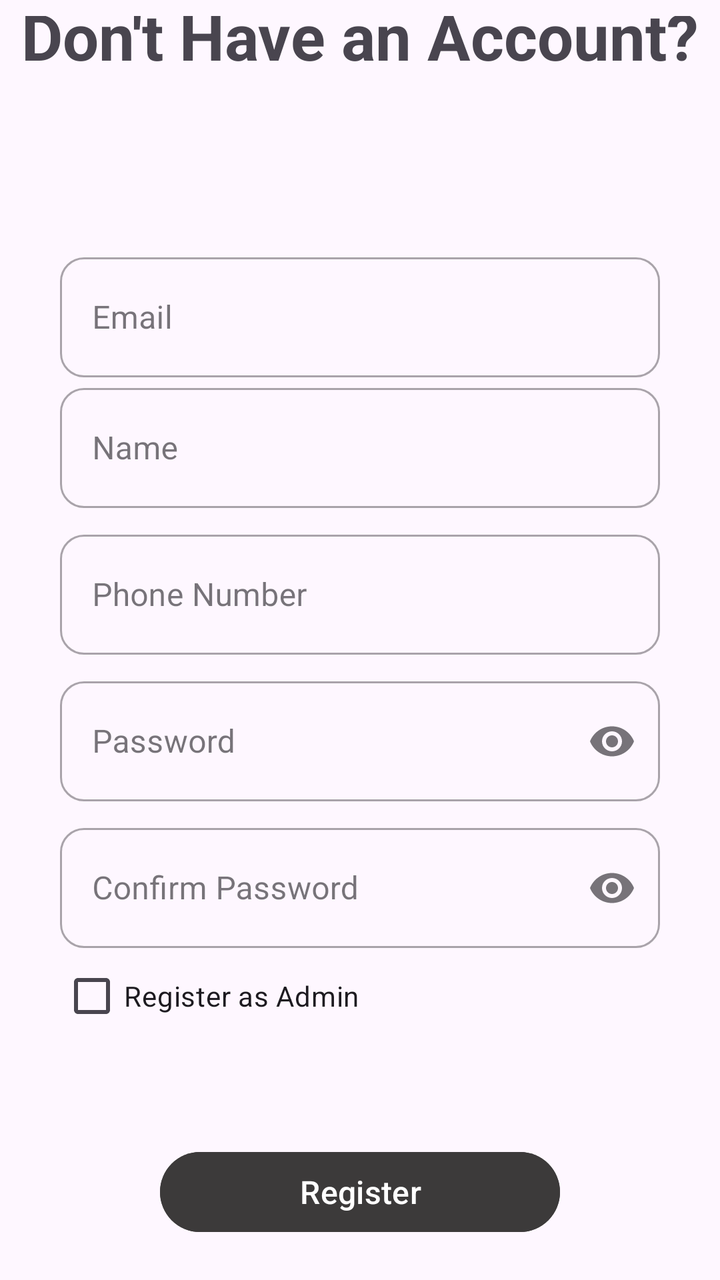
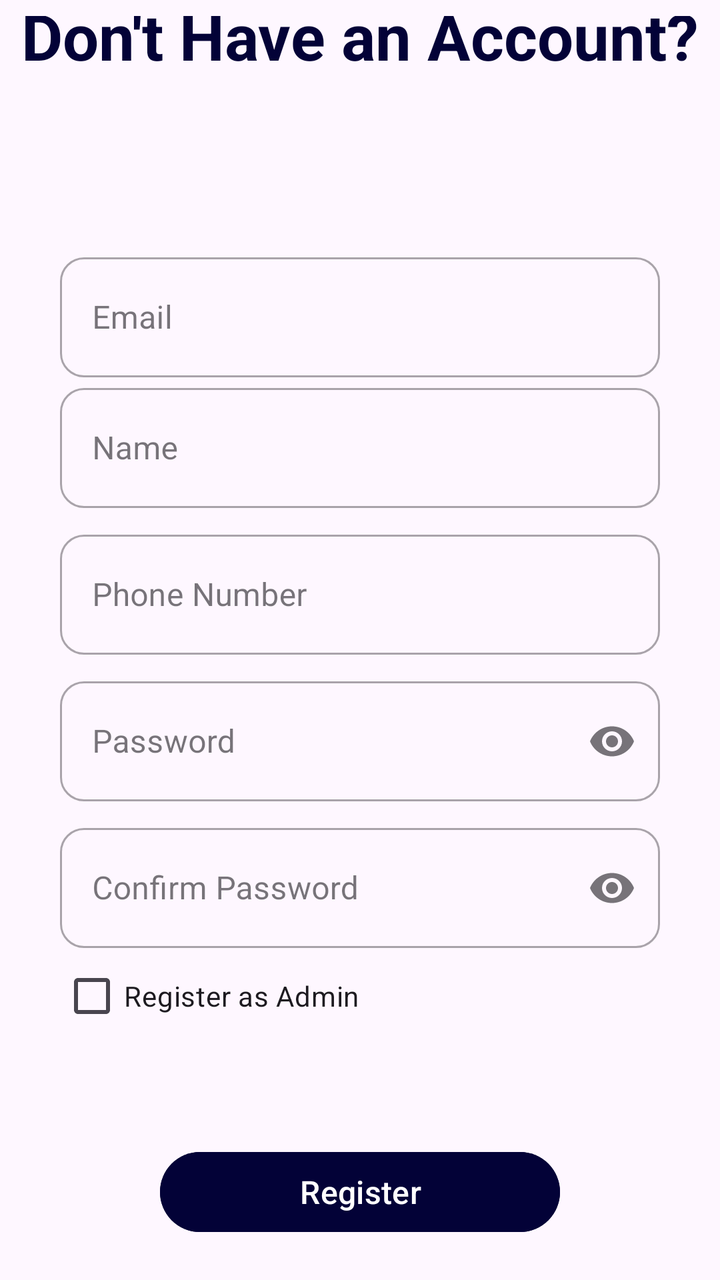

Before-and-after screenshots of an Android layout around one commit, followed by the original layout XML and the change that was made.
<!-- AndroidManifest.xml: application theme Theme.BasicViews -->
<!-- res/layout/activity_register.xml -->
<?xml version="1.0" encoding="utf-8"?>
<androidx.constraintlayout.widget.ConstraintLayout xmlns:android="http://schemas.android.com/apk/res/android"
    xmlns:app="http://schemas.android.com/apk/res-auto"
    xmlns:tools="http://schemas.android.com/tools"
    android:id="@+id/main"
    android:layout_width="match_parent"
    android:layout_height="match_parent"
    tools:context=".Register">

    <LinearLayout
        android:layout_width="match_parent"
        android:layout_height="match_parent"
        android:gravity="center"
        android:orientation="vertical"
        android:padding="8dp">

        <TextView
            android:id="@+id/textView"
            android:layout_width="wrap_content"
            android:layout_height="wrap_content"
            android:text="Don't Have an Account?"
            android:textSize="32sp"
            android:textStyle="bold" />

        <com.google.android.material.textfield.TextInputLayout
            style="@style/Widget.MaterialComponents.TextInputLayout.OutlinedBox"
            android:layout_width="300dp"
            android:layout_height="wrap_content"
            android:layout_marginTop="84dp"
            app:boxCornerRadiusBottomEnd="12dp"
            app:boxCornerRadiusBottomStart="12dp"
            app:boxCornerRadiusTopEnd="12dp"
            app:boxCornerRadiusTopStart="12dp">

            <com.google.android.material.textfield.TextInputEditText
                android:id="@+id/emailInput"
                android:layout_width="match_parent"
                android:layout_height="60dp"
                android:hint="Email"
                android:inputType="textEmailAddress" />
        </com.google.android.material.textfield.TextInputLayout>

        <com.google.android.material.textfield.TextInputLayout
            style="@style/Widget.MaterialComponents.TextInputLayout.OutlinedBox"
            android:layout_width="300dp"
            android:layout_height="wrap_content"
            app:boxCornerRadiusBottomEnd="12dp"
            app:boxCornerRadiusBottomStart="12dp"
            app:boxCornerRadiusTopEnd="12dp"
            app:boxCornerRadiusTopStart="12dp">

            <com.google.android.material.textfield.TextInputEditText
                android:id="@+id/nameInput"
                android:layout_width="match_parent"
                android:layout_height="60dp"
                android:hint="Name"
                android:inputType="textPersonName" />
        </com.google.android.material.textfield.TextInputLayout>

        <com.google.android.material.textfield.TextInputLayout
            style="@style/Widget.MaterialComponents.TextInputLayout.OutlinedBox"
            android:layout_width="300dp"
            android:layout_height="wrap_content"
            android:layout_marginTop="8dp"
            app:boxCornerRadiusBottomEnd="12dp"
            app:boxCornerRadiusBottomStart="12dp"
            app:boxCornerRadiusTopEnd="12dp"
            app:boxCornerRadiusTopStart="12dp">

            <com.google.android.material.textfield.TextInputEditText
                android:id="@+id/phoneInput"
                android:layout_width="match_parent"
                android:layout_height="60dp"
                android:hint="Phone Number"
                android:inputType="phone" />
        </com.google.android.material.textfield.TextInputLayout>

        <com.google.android.material.textfield.TextInputLayout
            style="@style/Widget.MaterialComponents.TextInputLayout.OutlinedBox"
            android:layout_width="300dp"
            android:layout_height="wrap_content"
            android:layout_marginTop="8dp"
            app:boxCornerRadiusBottomEnd="12dp"
            app:boxCornerRadiusBottomStart="12dp"
            app:boxCornerRadiusTopEnd="12dp"
            app:boxCornerRadiusTopStart="12dp"
            app:endIconMode="password_toggle">

            <com.google.android.material.textfield.TextInputEditText
                android:id="@+id/passwordInput"
                android:layout_width="match_parent"
                android:layout_height="60dp"
                android:hint="Password"
                android:inputType="textPassword" />
        </com.google.android.material.textfield.TextInputLayout>

        <com.google.android.material.textfield.TextInputLayout
            style="@style/Widget.MaterialComponents.TextInputLayout.OutlinedBox"
            android:layout_width="300dp"
            android:layout_height="wrap_content"
            android:layout_marginTop="8dp"
            app:boxCornerRadiusBottomEnd="12dp"
            app:boxCornerRadiusBottomStart="12dp"
            app:boxCornerRadiusTopEnd="12dp"
            app:boxCornerRadiusTopStart="12dp"
            app:endIconMode="password_toggle">

            <com.google.android.material.textfield.TextInputEditText
                android:id="@+id/confirmPasswordInput"
                android:layout_width="match_parent"
                android:layout_height="60dp"
                android:hint="Confirm Password"
                android:inputType="textPassword" />
        </com.google.android.material.textfield.TextInputLayout>

        <CheckBox
            android:id="@+id/adminCheck"
            android:layout_width="300dp"
            android:layout_height="wrap_content"
            android:text="Register as Admin" />

        <Button
            android:id="@+id/button"
            android:layout_width="200dp"
            android:layout_height="wrap_content"
            android:layout_marginTop="50dp"
            android:backgroundTint="#3C3A3A"
            android:text="Register"
            android:textSize="16sp" />

        <TextView
            android:id="@+id/loginLink"
            android:layout_width="wrap_content"
            android:layout_height="wrap_content"
            android:layout_marginTop="24dp"
            android:text="Have an account? Login" />

    </LinearLayout>

</androidx.constraintlayout.widget.ConstraintLayout>
<!-- resources referenced by this layout -->
<resources>
  <style name="Theme.BasicViews" parent="Base.Theme.BasicViews" />
  <style name="Base.Theme.BasicViews" parent="Theme.Material3.DayNight.NoActionBar">
          
          
          <item name="android:statusBarColor" tools:targetApi="l">@color/white</item>
      </style>
  <color name="white">#FFFFFFFF</color>
</resources>

<!-- the commit's change to res/layout/activity_register.xml (unified diff, before → after) -->
@@ -20,7 +20,8 @@
             android:layout_height="wrap_content"
             android:text="Don't Have an Account?"
             android:textSize="32sp"
-            android:textStyle="bold" />
+            android:textStyle="bold"
+            android:textColor="#030237"/>
 
         <com.google.android.material.textfield.TextInputLayout
             style="@style/Widget.MaterialComponents.TextInputLayout.OutlinedBox"
@@ -124,7 +125,7 @@
             android:layout_width="200dp"
             android:layout_height="wrap_content"
             android:layout_marginTop="50dp"
-            android:backgroundTint="#3C3A3A"
+            android:backgroundTint="#030237"
             android:text="Register"
             android:textSize="16sp" />
 
